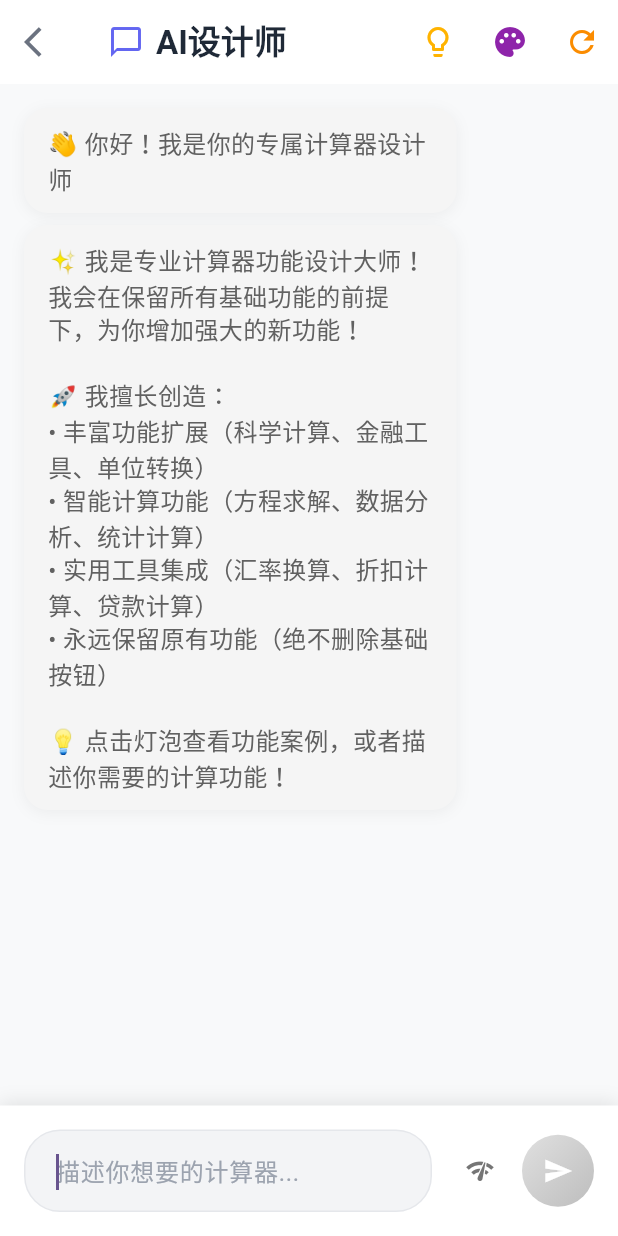
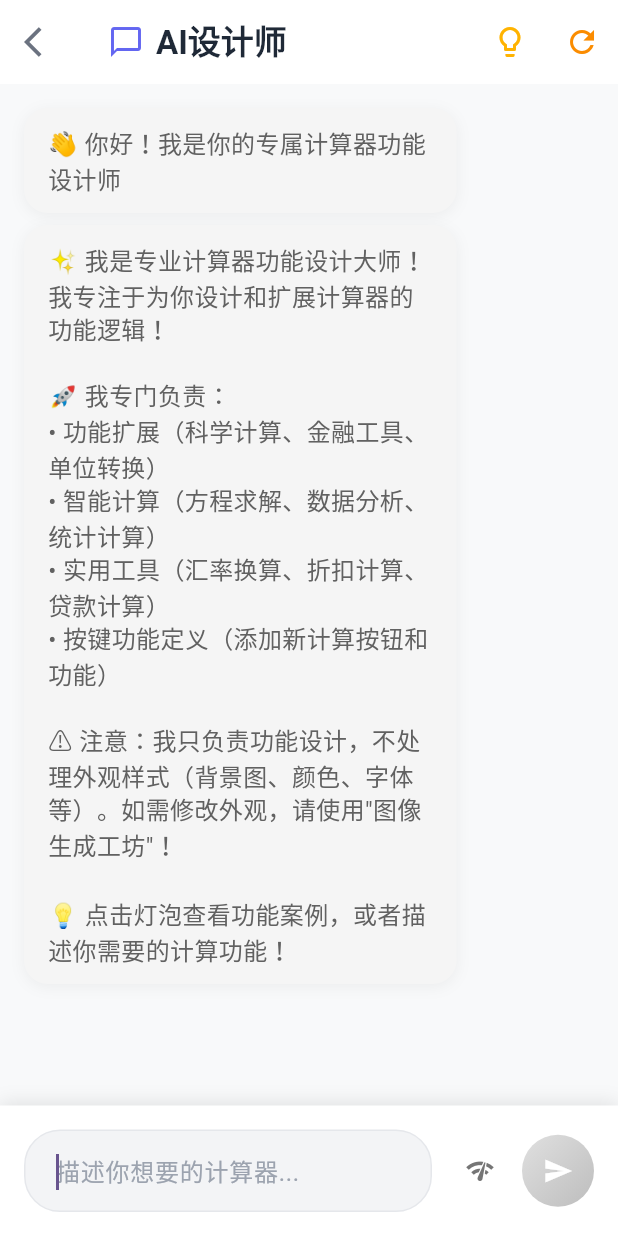
Before and after one commit to visionwise-nick/Queee-Calculator, a Flutter app: the screen it shows after launch, after a tap on the "chat bubble outline" icon, on a phone screen of 412 x 824 dp. Run offline on Flutter 3.47's test engine with Material 3 defaults, Android fonts, the phone set to English and light mode, and no system bars; our stand-ins replace shared_preferences; Roboto replaces fonts that are missing (SF Pro Display).

Commit message:
优化功能实现：1)APP背景生成后直接应用 2)图像生成工坊入口移至首页并列 3)AI设计师专注功能设计 4)后端服务更新修复功能按键问题

```diff
--- a/lib/screens/ai_customize_screen.dart
+++ b/lib/screens/ai_customize_screen.dart
@@ -6,7 +6,6 @@ import '../services/ai_service.dart';
 import '../services/conversation_service.dart';
 import '../models/calculator_dsl.dart';
 import '../widgets/thinking_process_dialog.dart';
-import 'image_generation_screen.dart';
 
 class AICustomizeScreen extends StatefulWidget {
   const AICustomizeScreen({super.key});
@@ -76,8 +75,8 @@ class _AICustomizeScreenState extends State<AICustomizeScreen>
 
   Future<void> _addWelcomeMessages() async {
     final welcomeMessages = [
-      '👋 你好！我是你的专属计算器设计师',
-              '✨ 我是专业计算器功能设计大师！我会在保留所有基础功能的前提下，为你增加强大的新功能！\n\n🚀 我擅长创造：\n• 丰富功能扩展（科学计算、金融工具、单位转换）\n• 智能计算功能（方程求解、数据分析、统计计算）\n• 实用工具集成（汇率换算、折扣计算、贷款计算）\n• 永远保留原有功能（绝不删除基础按钮）\n\n💡 点击灯泡查看功能案例，或者描述你需要的计算功能！',
+      '👋 你好！我是你的专属计算器功能设计师',
+              '✨ 我是专业计算器功能设计大师！我专注于为你设计和扩展计算器的功能逻辑！\n\n🚀 我专门负责：\n• 功能扩展（科学计算、金融工具、单位转换）\n• 智能计算（方程求解、数据分析、统计计算）\n• 实用工具（汇率换算、折扣计算、贷款计算）\n• 按键功能定义（添加新计算按钮和功能）\n\n⚠️ 注意：我只负责功能设计，不处理外观样式（背景图、颜色、字体等）。如需修改外观，请使用"图像生成工坊"！\n\n💡 点击灯泡查看功能案例，或者描述你需要的计算功能！',
     ];
 
     for (int i = 0; i < welcomeMessages.length; i++) {
@@ -555,20 +554,7 @@ class _AICustomizeScreenState extends State<AICustomizeScreen>
     );
   }
 
-  void _openImageGeneration() {
-    final provider = Provider.of<CalculatorProvider>(context, listen: false);
-    Navigator.push(
-      context,
-      MaterialPageRoute(
-        builder: (context) => ImageGenerationScreen(
-          currentConfig: provider.config,
-          onConfigUpdated: (newConfig) {
-            provider.applyConfig(newConfig);
-          },
-        ),
-      ),
-    );
-  }
+
 
   Widget _buildMessageBubble(ConversationMessage message, int index) {
     final isUser = message.type == MessageType.user;
@@ -1050,11 +1036,7 @@ class _AICustomizeScreenState extends State<AICustomizeScreen>
             onPressed: _showQuickReplies,
             tooltip: '快速想法',
           ),
-          IconButton(
-            icon: Icon(Icons.palette, color: Colors.purple.shade600),
-            onPressed: _openImageGeneration,
-            tooltip: '图像生成工坊',
-          ),
+
           IconButton(
             icon: Icon(Icons.refresh, color: Colors.orange.shade600),
             onPressed: _clearConversation,
--- a/lib/screens/calculator_screen.dart
+++ b/lib/screens/calculator_screen.dart
@@ -7,6 +7,7 @@ import '../widgets/calculator_button_grid.dart';
 import '../widgets/calculation_history_dialog.dart';
 import '../widgets/multi_param_function_help_dialog.dart';
 import 'ai_customize_screen.dart';
+import 'image_generation_screen.dart';
 import 'dart:math' as math;
 import 'dart:convert';
 import 'dart:typed_data';
@@ -169,7 +170,7 @@ class CalculatorScreen extends StatelessWidget {
                 tooltip: '多参数函数帮助',
               ),
               const SizedBox(width: 4),
-              // AI助手按钮
+              // AI设计师按钮
               _buildCompactIconButton(
                 icon: Icons.chat_bubble_outline,
                 colors: [Color(0xFF6366F1), Color(0xFF8B5CF6)],
@@ -182,7 +183,29 @@ class CalculatorScreen extends StatelessWidget {
                     ),
                   );
                 },
-                tooltip: 'AI 助手',
+                tooltip: 'AI设计师',
+              ),
+              const SizedBox(width: 4),
+              // 图像生成工坊按钮
+              _buildCompactIconButton(
+                icon: Icons.palette,
+                colors: [Color(0xFF8B5CF6), Color(0xFFEC4899)],
+                shadowColor: Colors.pink,
+                onPressed: () {
+                  final provider = Provider.of<CalculatorProvider>(context, listen: false);
+                  Navigator.push(
+                    context,
+                    MaterialPageRoute(
+                      builder: (context) => ImageGenerationScreen(
+                        currentConfig: provider.config,
+                        onConfigUpdated: (config) {
+                          provider.applyConfig(config);
+                        },
+                      ),
+                    ),
+                  );
+                },
+                tooltip: '图像生成工坊',
               ),
 
             ],
--- a/lib/screens/image_generation_screen.dart
+++ b/lib/screens/image_generation_screen.dart
@@ -821,6 +821,8 @@ class _ImageGenerationScreenState extends State<ImageGenerationScreen>
           setState(() {
             _generatedAppBgUrl = result['background_url'];
           });
+          // 生成成功后直接应用背景
+          _applyAppBackground();
         }
       } else {
         throw Exception(result['message'] ?? '生成失败');
```
